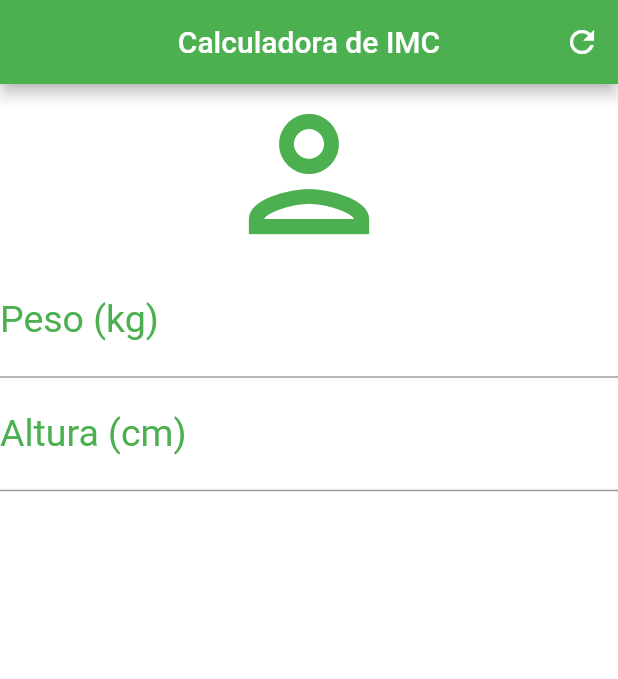
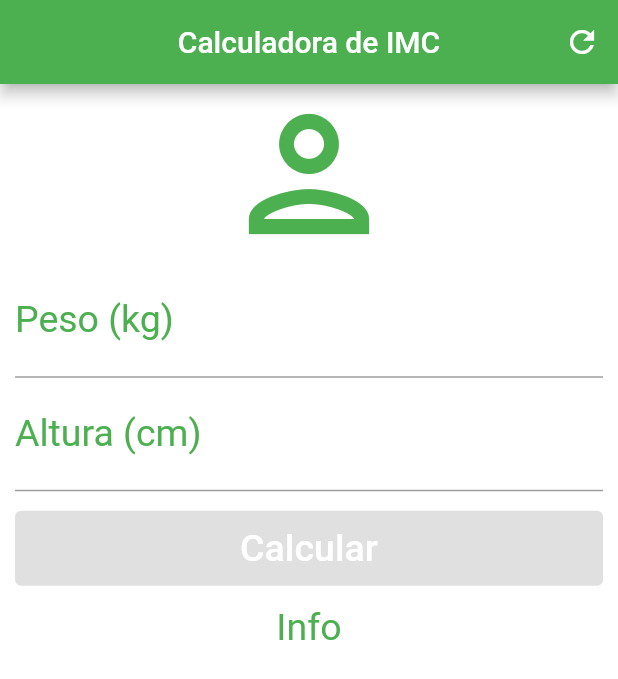
Before and after one commit to 9reis/app_calculadora_imc_flutter, a Flutter app: the screen it shows after launch, on a phone screen of 412 x 824 dp. Shown: the top 679 px of the screen. Run offline on Flutter 3.47's test engine with Material 2 defaults, Android fonts, the phone set to English and light mode, and no system bars.

Commit message:
ScrollView e RaisedButton

```diff
--- a/lib/main.dart
+++ b/lib/main.dart
@@ -2,7 +2,7 @@
 
 void main() {
   runApp(MaterialApp(
-    home: Home(),
+    home: const Home(),
   ));
 }
 
@@ -28,7 +28,9 @@
             )
           ]),
       backgroundColor: Colors.white,
-      body: Column(
+      body: SingleChildScrollView(
+        padding: EdgeInsets.symmetric(horizontal: 10),
+        child: Column(
           crossAxisAlignment: CrossAxisAlignment.stretch,
           children: [
             Icon(
@@ -61,8 +63,32 @@
                 color: Colors.green,
                 fontSize: 25,
               ),
-          )
+            ),
+            Padding(
+              padding: const EdgeInsets.symmetric(vertical: 13),
+              child: Container(
+                height: 50,
+                child: ElevatedButton(
+                    onPressed: null,
+                    child: Text(
+                      "Calcular",
+                      style: TextStyle(
+                        color: Colors.white,
+                        fontSize: 25,
+                      ),
+                    )),
+              ),
+            ),
+            Text(
+              'Info',
+              textAlign: TextAlign.center,
+              style: TextStyle(
+                color: Colors.green,
+                fontSize: 25,
+              ),
+            ),
           ],
+        ),
       ),
     );
   }
```
Lines whose indentation alone changed are shown as unchanged.
